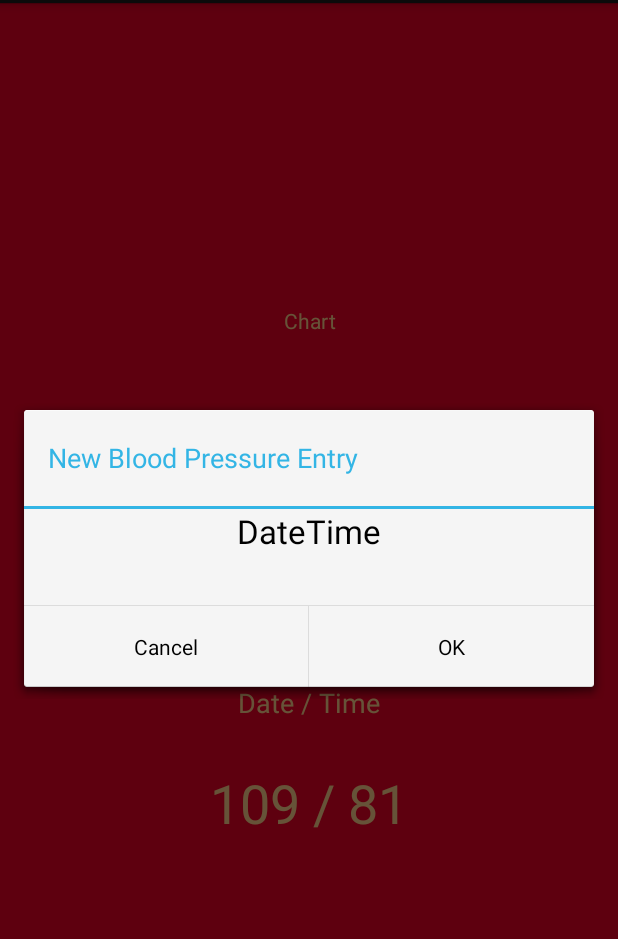
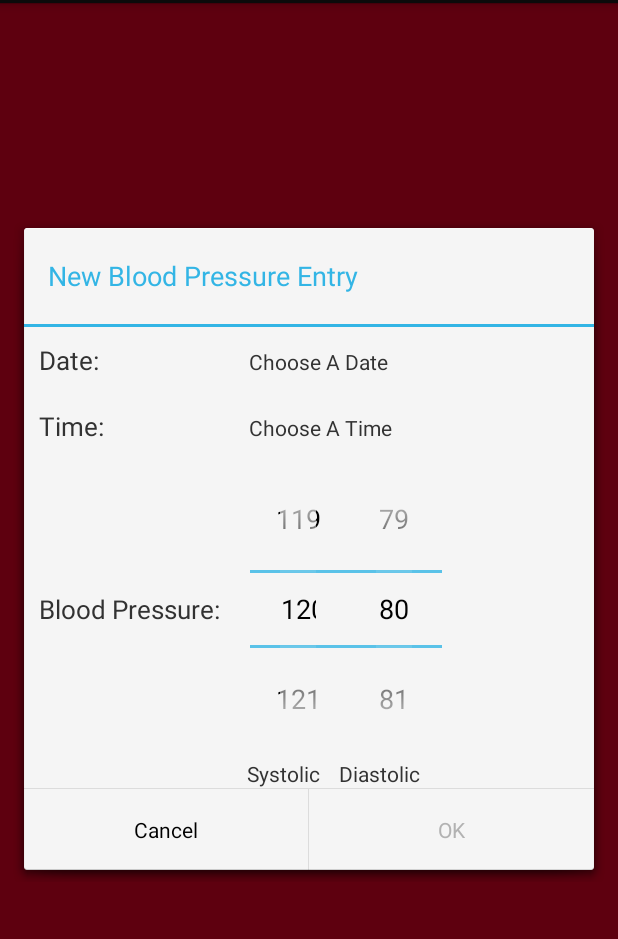
Before and after one commit to b67416/apd2, an Android app: the fragment BloodPressureFragment shown on its own in the app's theme, after a tap on "Add Blood Pressure Entry", on a phone screen of 412 x 824 dp, the part 69-1008 px from its top. Run offline under Robolectric (Android 15) with nearby library versions, the phone set to English and light mode, and no system bars; 1 statement that could not run was skipped.

Commit message:
added blood pressure and appointment new entries

```diff
--- a/PreggoPrep/app/src/main/java/com/ryanwahle/preggoprep/BloodPressureFragment.java
+++ b/PreggoPrep/app/src/main/java/com/ryanwahle/preggoprep/BloodPressureFragment.java
@@ -2,6 +2,7 @@ package com.ryanwahle.preggoprep;
 
 import android.app.Activity;
 import android.app.AlertDialog;
+import android.app.DialogFragment;
 import android.app.Fragment;
 import android.content.DialogInterface;
 import android.os.Bundle;
@@ -58,26 +59,8 @@ public class BloodPressureFragment extends Fragment {
         AlertDialog.Builder builder = new AlertDialog.Builder(getActivity());
         LayoutInflater inflater = getActivity().getLayoutInflater();
 
-        builder.setView(inflater.inflate(R.layout.dialog_blood_pressure_new_entry, null));
-        builder.setTitle("New Blood Pressure Entry");
-
-        builder.setPositiveButton("OK", new DialogInterface.OnClickListener() {
-            @Override
-            public void onClick(DialogInterface dialogInterface, int i) {
-
-            }
-        });
-
-        builder.setNegativeButton("Cancel", new DialogInterface.OnClickListener() {
-            @Override
-            public void onClick(DialogInterface dialogInterface, int i) {
-
-            }
-        });
-
-        builder.show();
-
-
+        BloodPressureNewEntryDialog bloodPressureNewEntryDialog = new BloodPressureNewEntryDialog();
+        bloodPressureNewEntryDialog.show(getFragmentManager(), "New Blood Pressure Entry");
 
         return true;
     }
--- /dev/null
+++ b/PreggoPrep/app/src/main/java/com/ryanwahle/preggoprep/BloodPressureNewEntryDialog.java
@@ -0,0 +1,131 @@
+package com.ryanwahle.preggoprep;
+
+import android.app.AlertDialog;
+import android.app.DatePickerDialog;
+import android.app.Dialog;
+import android.app.DialogFragment;
+import android.app.TimePickerDialog;
+import android.content.DialogInterface;
+import android.os.Bundle;
+
+import android.util.Log;
+import android.view.LayoutInflater;
+import android.view.View;
+import android.view.ViewGroup;
+import android.widget.DatePicker;
+import android.widget.NumberPicker;
+import android.widget.TextView;
+import android.widget.TimePicker;
+import android.widget.Toast;
+
+import java.util.Calendar;
+
+
+public class BloodPressureNewEntryDialog extends DialogFragment {
+    private AlertDialog newEntryDialog = null;
+
+    private NumberPicker systolicNumberPicker = null;
+    private NumberPicker diastolicNumberPicker = null;
+    private TextView entryDateTextView = null;
+    private TextView entryTimeTextView = null;
+
+    private int dateMonth = -1;
+    private int dateDay = -1;
+    private int dateYear = -1;
+
+    private int timeHour = -1;
+    private int timeMinute = -1;
+
+    private boolean isDateSet = false;
+    private boolean isTimeSet = false;
+
+    @Override
+    public Dialog onCreateDialog(Bundle savedInstanceState) {
+        final AlertDialog.Builder newEntryDialogBuilder = new AlertDialog.Builder(getActivity());
+        View rootView = getActivity().getLayoutInflater().inflate(R.layout.dialog_blood_pressure_new_entry, null);
+
+        // Setup the dialog
+        newEntryDialogBuilder.setView(rootView);
+        newEntryDialogBuilder.setTitle("New Blood Pressure Entry");
+
+        newEntryDialogBuilder.setPositiveButton("OK", new DialogInterface.OnClickListener() {
+            @Override
+            public void onClick(DialogInterface dialogInterface, int i) {
+                Log.v("New BP Entry", "Date: " + entryDateTextView.getText() + "\tTime: " + entryTimeTextView.getText() + "\tSystolic: " + systolicNumberPicker.getValue() + "\tDiastolic: " + diastolicNumberPicker.getValue());
+            }
+        });
+
+        newEntryDialogBuilder.setNegativeButton("Cancel", null);
+        newEntryDialog = newEntryDialogBuilder.create();
+
+        // Disable the OK button until both Date and Time have been selected
+        newEntryDialog.setOnShowListener(new DialogInterface.OnShowListener() {
+            @Override
+            public void onShow(DialogInterface dialogInterface) {
+                newEntryDialog.getButton(Dialog.BUTTON_POSITIVE).setEnabled(false);
+            }
+        });
+
+        // Setup the interface references
+        systolicNumberPicker = (NumberPicker) rootView.findViewById(R.id.systolicNumberPicker);
+        diastolicNumberPicker = (NumberPicker) rootView.findViewById(R.id.diastolicNumberPicker);
+        entryDateTextView = (TextView) rootView.findViewById(R.id.textViewSetDate);
+        entryTimeTextView = (TextView) rootView.findViewById(R.id.textViewSetTime);
+
+        // Setup the number pickers for the blood pressure.
+        systolicNumberPicker.setMinValue(0);
+        systolicNumberPicker.setMaxValue(300);
+        systolicNumberPicker.setValue(120);
+        systolicNumberPicker.setWrapSelectorWheel(false);
+
+        diastolicNumberPicker.setMinValue(0);
+        diastolicNumberPicker.setMaxValue(300);
+        diastolicNumberPicker.setValue(80);
+        diastolicNumberPicker.setWrapSelectorWheel(false);
+
+        // Setup the date and time pickers
+        entryDateTextView.setOnClickListener(new View.OnClickListener() {
+            @Override
+            public void onClick(View view) {
+                Calendar calendar = Calendar.getInstance();
+
+                DatePickerDialog datePickerDialog = new DatePickerDialog(getActivity(), new DatePickerDialog.OnDateSetListener() {
+                    @Override
+                    public void onDateSet(DatePicker datePicker, int year, int month, int day) {
+                        entryDateTextView.setText((month + 1) + "/" + day + "/" + year);
+                        isDateSet = true;
+                        resetDialogPositiveButton();
+                    }
+                }, calendar.get(Calendar.YEAR), calendar.get(Calendar.MONTH), calendar.get(Calendar.DAY_OF_MONTH));
+
+                datePickerDialog.show();
+            }
+        });
+
+        entryTimeTextView.setOnClickListener(new View.OnClickListener() {
+            @Override
+            public void onClick(View view) {
+                Calendar calendar = Calendar.getInstance();
+
+                TimePickerDialog timePickerDialog = new TimePickerDialog(getActivity(), new TimePickerDialog.OnTimeSetListener() {
+                    @Override
+                    public void onTimeSet(TimePicker timePicker, int hour, int minute) {
+                        entryTimeTextView.setText(hour + ":" + minute);
+                        isTimeSet = true;
+                        resetDialogPositiveButton();
+                    }
+                }, calendar.get(Calendar.HOUR_OF_DAY), calendar.get(Calendar.MINUTE), false);
+
+                timePickerDialog.show();
+            }
+        });
+
+        return newEntryDialog;
+    }
+
+    private void resetDialogPositiveButton () {
+        if (isDateSet && isTimeSet) {
+            newEntryDialog.getButton(Dialog.BUTTON_POSITIVE).setEnabled(true);
+        }
+    }
+}
--- a/PreggoPrep/app/src/main/res/layout/dialog_blood_pressure_new_entry.xml
+++ b/PreggoPrep/app/src/main/res/layout/dialog_blood_pressure_new_entry.xml
@@ -4,11 +4,112 @@
     android:orientation="vertical" android:layout_width="match_parent"
     android:layout_height="match_parent">
 
-    <TextView
-        android:layout_width="wrap_content"
-        android:layout_height="wrap_content"
-        android:textAppearance="?android:attr/textAppearanceLarge"
-        android:text="DateTime"
-        android:id="@+id/dialog_textViewDate"
-        android:layout_gravity="center_horizontal" />
+    <TableLayout
+        android:layout_width="fill_parent"
+        android:layout_height="wrap_content">
+
+        <TableRow
+            android:layout_width="fill_parent"
+            android:layout_height="fill_parent"
+            android:padding="10dp">
+
+            <TextView
+                android:layout_width="wrap_content"
+                android:layout_height="wrap_content"
+                android:text="Date:"
+                android:layout_marginRight="100dp"
+                android:textSize="17sp"
+                android:textIsSelectable="false" />
+
+            <TextView
+                android:layout_width="wrap_content"
+                android:layout_height="wrap_content"
+                android:text="Choose A Date"
+                android:id="@+id/textViewSetDate"
+                android:clickable="true"
+                android:layout_gravity="top" />
+        </TableRow>
+
+        <TableRow
+            android:layout_width="fill_parent"
+            android:layout_height="fill_parent"
+            android:padding="10dp">
+
+            <TextView
+                android:layout_width="wrap_content"
+                android:layout_height="wrap_content"
+                android:text="Time:"
+                android:textSize="17sp" />
+
+            <TextView
+                android:layout_width="wrap_content"
+                android:layout_height="wrap_content"
+                android:text="Choose A Time"
+                android:id="@+id/textViewSetTime"
+                android:clickable="true" />
+        </TableRow>
+    </TableLayout>
+
+    <TableLayout
+        android:layout_width="fill_parent"
+        android:layout_height="wrap_content">
+
+        <TableRow
+            android:layout_width="fill_parent"
+            android:layout_height="fill_parent"
+            android:padding="10dp">
+
+            <TextView
+                android:layout_width="wrap_content"
+                android:layout_height="match_parent"
+                android:text="Blood Pressure:"
+                android:id="@+id/textView4"
+                android:textSize="17sp"
+                android:gravity="center"
+                android:layout_marginRight="20dp" />
+
+            <NumberPicker
+                android:layout_width="wrap_content"
+                android:layout_height="wrap_content"
+                android:id="@+id/systolicNumberPicker"
+                android:paddingLeft="20dp"
+                android:paddingRight="20dp"
+                android:gravity="center_horizontal" />
+
+            <NumberPicker
+                android:layout_width="wrap_content"
+                android:layout_height="wrap_content"
+                android:id="@+id/diastolicNumberPicker"
+                android:paddingLeft="20dp"
+                android:paddingRight="20dp"
+                android:gravity="center_horizontal" />
+
+        </TableRow>
+
+        <TableRow
+            android:layout_width="fill_parent"
+            android:layout_height="fill_parent">
+
+            <TextView
+                android:layout_width="wrap_content"
+                android:layout_height="wrap_content"
+                android:id="@+id/textView5" />
+
+            <TextView
+                android:layout_width="fill_parent"
+                android:layout_height="wrap_content"
+                android:text="Systolic"
+                android:id="@+id/textView2"
+                android:gravity="center_horizontal" />
+
+            <TextView
+                android:layout_width="fill_parent"
+                android:layout_height="wrap_content"
+                android:text="Diastolic"
+                android:id="@+id/textView3"
+                android:gravity="center_horizontal" />
+        </TableRow>
+
+    </TableLayout>
+
 </LinearLayout>
```
Also changed, not shown: PreggoPrep/app/src/main/java/com/ryanwahle/preggoprep/AppointmentsFragment.java (+14 -0 lines), PreggoPrep/app/src/main/java/com/ryanwahle/preggoprep/AppointmentsNewEntryDialog.java (added, +137 -0 lines), PreggoPrep/app/src/main/res/layout/dialog_appointments_new_entry.xml (added, +113 -0 lines).
